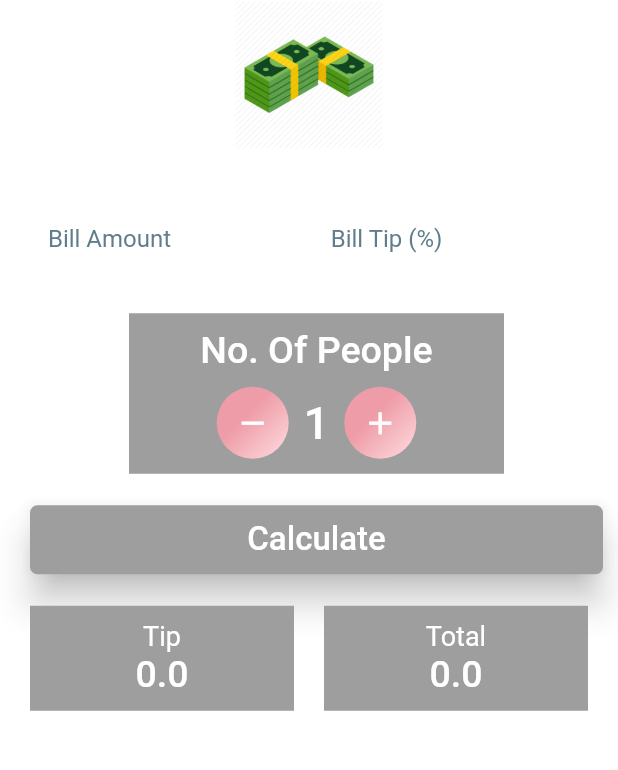
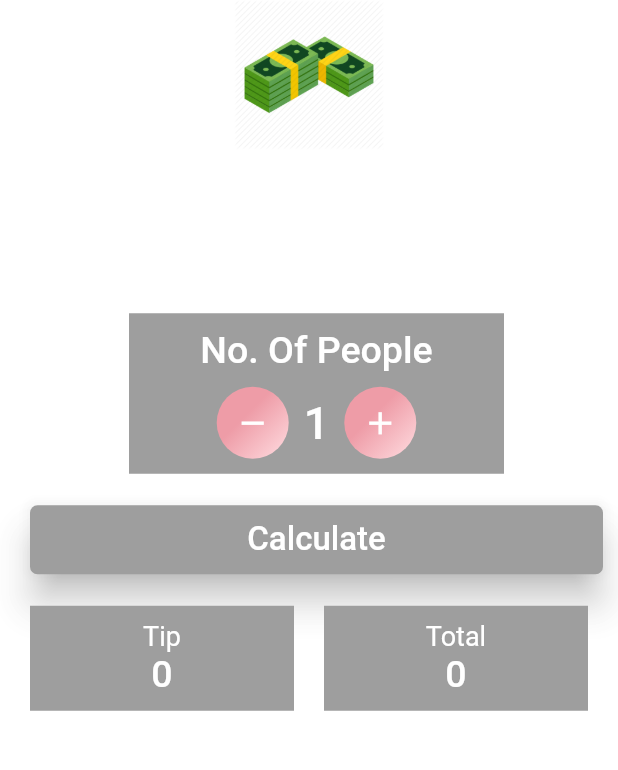
Before and after one commit to karim-8/Tip-Calculator-Starter, a Flutter app: the screen it shows after launch, after a tap on "Calculate", on a phone screen of 412 x 824 dp, the part 298-1068 px from its top. Run offline on Flutter 3.47's test engine with Material 2 defaults, Android fonts, the phone set to English and light mode, and no system bars.

Commit message:
#Update home screen

```diff
--- a/lib/home_screen/calculator_home_screen.dart
+++ b/lib/home_screen/calculator_home_screen.dart
@@ -89,14 +89,9 @@ class _TipCalculatorAppState extends State<TipCalculatorScreen> {
                     style: BorderStyle.none,
                   ),
                 ),
-                hintText: "Bill Amount",
-                hintStyle: TextStyle(
-                  color: Colors.blueGrey,
-                ),
                 filled: true,
                 fillColor: Colors.white,
               ),
-              keyboardType: TextInputType.number,
             ),
           ),
           SizedBox(
@@ -112,10 +107,6 @@ class _TipCalculatorAppState extends State<TipCalculatorScreen> {
                     width: 0,
                     style: BorderStyle.none,
                   ),
-                ),
-                hintText: "Bill Tip (%)",
-                hintStyle: TextStyle(
-                  color: Colors.blueGrey,
                 ),
                 filled: true,
                 fillColor: Colors.white,
@@ -213,12 +204,7 @@ class _TipCalculatorAppState extends State<TipCalculatorScreen> {
         shape: RoundedRectangleBorder(borderRadius: BorderRadius.circular(5.0)),
         elevation: 10.0,
         padding: EdgeInsets.all(10.0),
-        onPressed: () {
-          if (_formKey.currentState.validate()) {
-            _calculateTip();
-            people = 1;
-          }
-        },
+        onPressed: () {},
         child: Center(
           child: Text(
             "Calculate",
@@ -246,7 +232,7 @@ class _TipCalculatorAppState extends State<TipCalculatorScreen> {
                       style: TextStyle(color: Colors.white, fontSize: 18),
                     ),
                     Text(
-                      tipPerPerson.toString(),
+                      "0",
                       maxLines: 1,
                       style: TextStyle(
                           fontSize: 25.0,
@@ -271,7 +257,7 @@ class _TipCalculatorAppState extends State<TipCalculatorScreen> {
                       style: TextStyle(color: Colors.white, fontSize: 18),
                     ),
                     Text(
-                      tipTotalPerPerson.toString(),
+                      "0",
                       maxLines: 1,
                       style: TextStyle(
                           fontSize: 25.0,
@@ -288,13 +274,5 @@ class _TipCalculatorAppState extends State<TipCalculatorScreen> {
     );
   }
 
-  void _calculateTip() {
-    FocusScope.of(context).requestFocus(FocusNode());
-
-    if (people > 1) {
-      isCalculatePressed = true;
-    } else {
-      isCalculatePressed = false;
-    }
-  }
+  void _calculateTip() {}
 }
```
